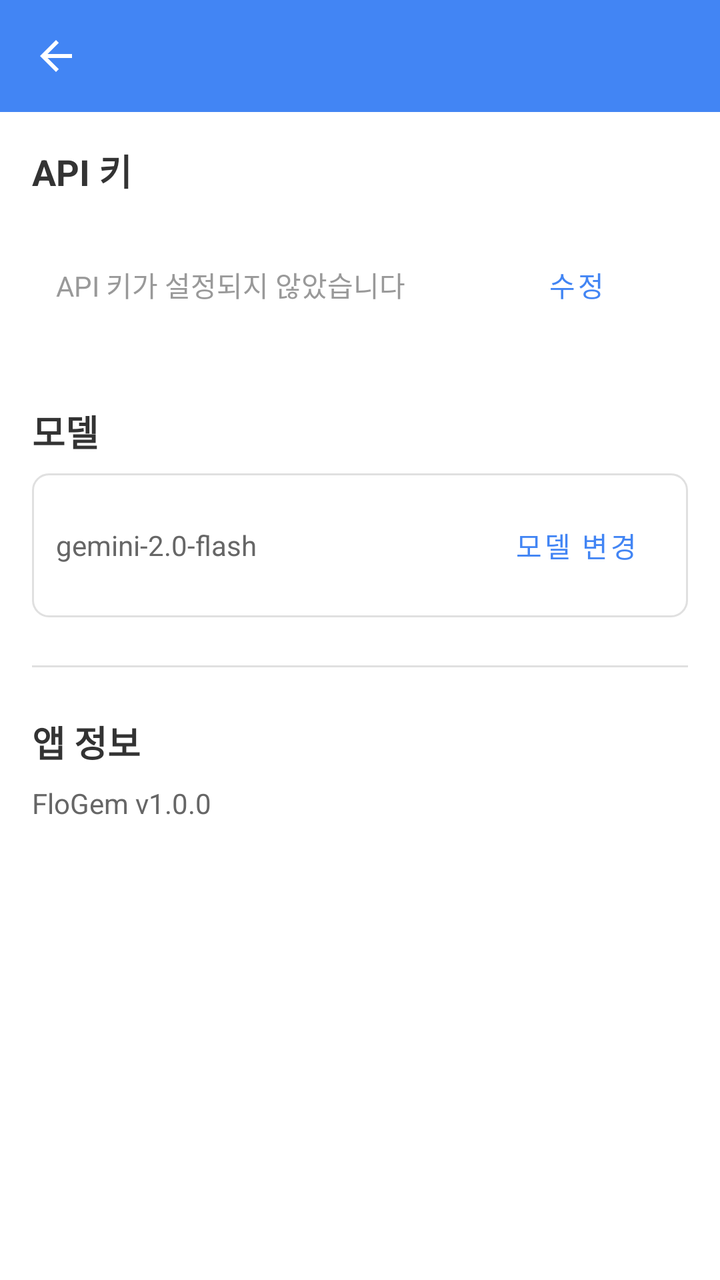
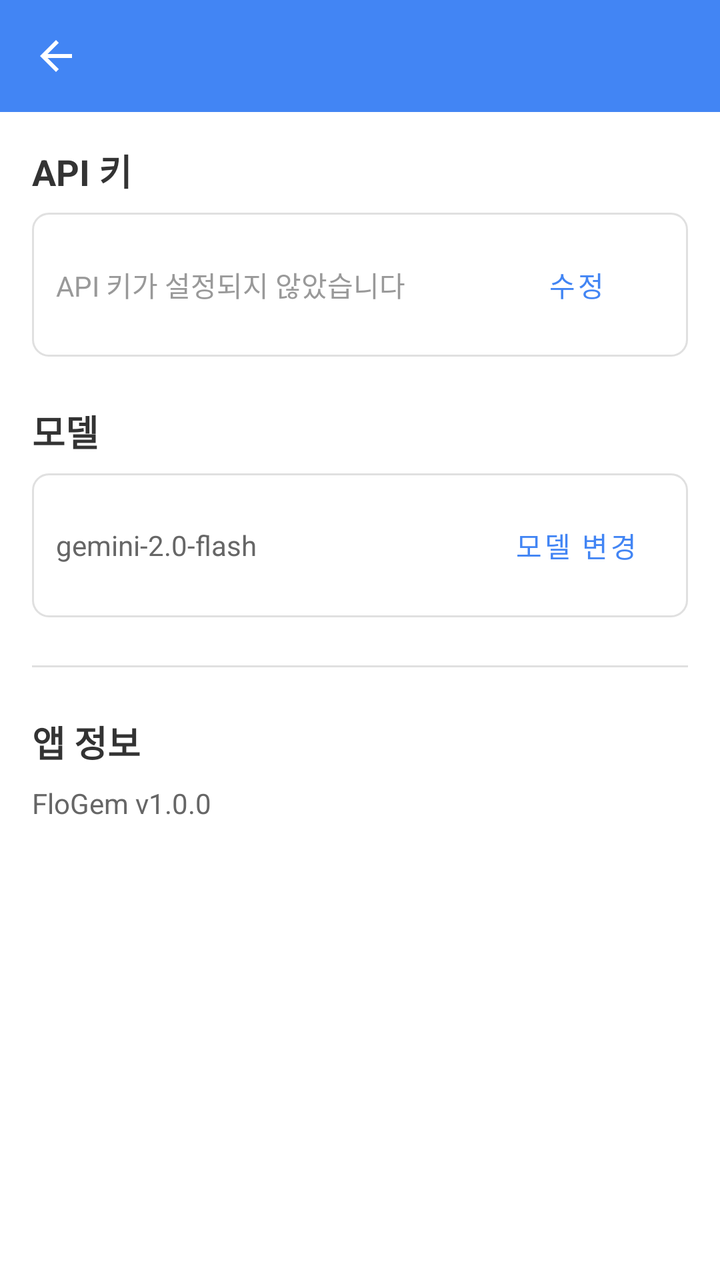

Compare the two renders of this Android layout. The source of the first and the diff that turns it into the second are given below.
<!-- AndroidManifest.xml: activity theme Theme.FloGem.Settings -->
<!-- res/layout/activity_settings.xml -->
<?xml version="1.0" encoding="utf-8" ?>
<LinearLayout xmlns:android="http://schemas.android.com/apk/res/android"
    xmlns:app="http://schemas.android.com/apk/res-auto"
    android:layout_width="match_parent"
    android:layout_height="match_parent"
    android:orientation="vertical"
    android:background="?android:windowBackground">

    
    <androidx.appcompat.widget.Toolbar
        android:id="@+id/toolbar"
        android:layout_width="match_parent"
        android:layout_height="?attr/actionBarSize"
        android:background="?attr/colorPrimary"
        android:theme="@style/ThemeOverlay.AppCompat.Dark.ActionBar"
        android:popupTheme="@style/ThemeOverlay.AppCompat.Light"
        app:title="@string/settings_title"
        app:titleTextColor="@color/transparent"
        app:navigationIcon="?attr/homeAsUpIndicator" />

    
    <ScrollView
        android:layout_width="match_parent"
        android:layout_height="match_parent"
        android:padding="16dp">

        <LinearLayout
            android:layout_width="match_parent"
            android:layout_height="wrap_content"
            android:orientation="vertical">

            
            <TextView
                android:layout_width="match_parent"
                android:layout_height="wrap_content"
                android:text="API 키"
                android:textSize="18sp"
                android:textStyle="bold"
                android:textColor="#333333"
                android:layout_marginBottom="8dp" />

            <LinearLayout
                android:layout_width="match_parent"
                android:layout_height="wrap_content"
                android:orientation="horizontal"
                android:gravity="center_vertical"
                android:padding="12dp"
                android:background="@drawable.bg_settings_item">

                <TextView
                    android:id="@+id/textApiKeyStatus"
                    android:layout_width="0dp"
                    android:layout_height="wrap_content"
                    android:layout_weight="1"
                    android:text="@string/api_key_status_empty"
                    android:textSize="14sp"
                    android:textColor="#999999" />

                <Button
                    android:id="@+id/buttonEditApiKey"
                    style="@style/Widget.MaterialComponents.Button.TextButton"
                    android:layout_width="wrap_content"
                    android:layout_height="wrap_content"
                    android:text="@string/edit_api_key_button"
                    android:textColor="@color/google_blue" />
            </LinearLayout>

            
            <TextView
                android:layout_width="match_parent"
                android:layout_height="wrap_content"
                android:text="모델"
                android:textSize="18sp"
                android:textStyle="bold"
                android:textColor="#333333"
                android:layout_marginTop="24dp"
                android:layout_marginBottom="8dp" />

            <LinearLayout
                android:layout_width="match_parent"
                android:layout_height="wrap_content"
                android:orientation="horizontal"
                android:gravity="center_vertical"
                android:padding="12dp"
                android:background="@drawable/bg_settings_item">

                <TextView
                    android:id="@+id/textModelName"
                    android:layout_width="0dp"
                    android:layout_height="wrap_content"
                    android:layout_weight="1"
                    android:text="gemini-2.0-flash"
                    android:textSize="14sp"
                    android:textColor="#666666" />

                <Button
                    android:id="@+id/buttonChangeModel"
                    style="@style/Widget.MaterialComponents.Button.TextButton"
                    android:layout_width="wrap_content"
                    android:layout_height="wrap_content"
                    android:text="@string/change_model_button"
                    android:textColor="@color/google_blue" />
            </LinearLayout>

            
            <View
                android:layout_width="match_parent"
                android:layout_height="1dp"
                android:layout_marginTop="24dp"
                android:background="#E0E0E0" />

            
            <TextView
                android:layout_width="match_parent"
                android:layout_height="wrap_content"
                android:text="앱 정보"
                android:textSize="18sp"
                android:textStyle="bold"
                android:textColor="#333333"
                android:layout_marginTop="24dp"
                android:layout_marginBottom="8dp" />

            <TextView
                android:id="@+id/textAppVersion"
                android:layout_width="wrap_content"
                android:layout_height="wrap_content"
                android:text="FloGem v1.0.0"
                android:textSize="14sp"
                android:textColor="#666666" />
        </LinearLayout>
    </ScrollView>

</LinearLayout>
<!-- resources referenced by this layout -->
<resources>
  <color name="google_blue">#4285F4</color>
  <color name="transparent">#00000000</color>
  <!-- drawable bg_settings_item (drawable) -->
  <?xml version="1.0" encoding="utf-8"?>
  <shape xmlns:android="http://schemas.android.com/apk/res/android"
      android:shape="rectangle">
      <solid android:color="#FFFFFF" />
      <corners android:radius="8dp" />
      <stroke
          android:width="1dp"
          android:color="#E0E0E0" />
  </shape>
  <string name="api_key_status_empty">API 키가 설정되지 않았습니다</string>
  <string name="change_model_button">모델 변경</string>
  <string name="edit_api_key_button">수정</string>
  <string name="settings_title">설정</string>
  <style name="Theme.FloGem.Settings" parent="Theme.MaterialComponents.DayNight.NoActionBar">
          <item name="colorPrimary">@color/google_blue</item>
          <item name="colorOnPrimary">@color/transparent</item>
      </style>
</resources>

<!-- the commit's change to res/layout/activity_settings.xml (unified diff, before → after) -->
@@ -45,7 +45,7 @@
                 android:orientation="horizontal"
                 android:gravity="center_vertical"
                 android:padding="12dp"
-                android:background="@drawable.bg_settings_item">
+                android:background="@drawable/bg_settings_item">
 
                 <TextView
                     android:id="@+id/textApiKeyStatus"
